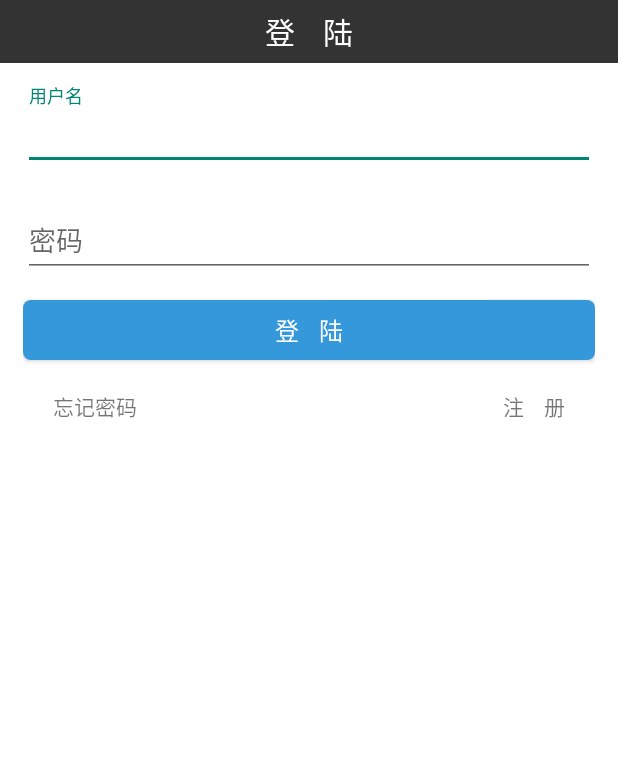
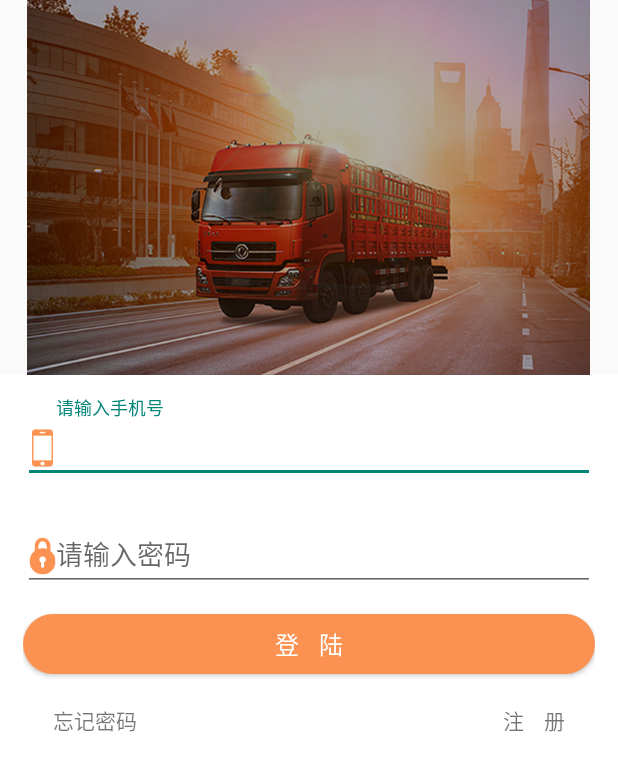
Before and after one commit to shiwobuhaoma/xinze, an Android app: the LoginActivity screen opened directly, with no data from a screen before it, on a phone screen of 412 x 824 dp. Shown: the top 771 px of the screen. Run offline under Robolectric (Android 15) with nearby library versions, the phone set to English and light mode, and no system bars; our stand-ins replace ButterKnife, RxJava; libraries missing offline, so code that uses them is left out: com.githang.statusbar, com.trello.rxlifecycle2; network calls fail; 2 statements that could not run were skipped.

Commit message:
修改登录布局

```diff
--- a/app/src/main/java/com/xinze/xinze/base/BaseActivity.java
+++ b/app/src/main/java/com/xinze/xinze/base/BaseActivity.java
@@ -54,8 +54,16 @@ public abstract class BaseActivity extends AppCompatActivity implements BaseView
 
         //当系统版本为4.4
         if (Build.VERSION.SDK_INT >= Build.VERSION_CODES.KITKAT ) {
+        ViewGroup contentFrameLayout = (ViewGroup) findViewById(Window.ID_ANDROID_CONTENT);
+        View parentView = contentFrameLayout.getChildAt(0);
+
+        //当系统版本为4.4或者4.4以上时可以使用沉浸式状态栏
+
             //透明状态栏
             getWindow().addFlags(WindowManager.LayoutParams.FLAG_TRANSLUCENT_STATUS);
+            // 设置沉浸式
+            parentView.setFitsSystemWindows(true);
+
             //透明导航栏
             getWindow().addFlags(WindowManager.LayoutParams.FLAG_TRANSLUCENT_NAVIGATION);
         }
@@ -66,12 +74,7 @@ public abstract class BaseActivity extends AppCompatActivity implements BaseView
 //        }
         setContentView(initLayout());
         //设置状态栏颜色
-        StatusBarCompat.setStatusBarColor(this, getResources().getColor(R.color.themeBlack));
-        ViewGroup contentFrameLayout = (ViewGroup) findViewById(Window.ID_ANDROID_CONTENT);
-        View parentView = contentFrameLayout.getChildAt(0);
-        if (parentView != null && Build.VERSION.SDK_INT >= 19) {
-            parentView.setFitsSystemWindows(true);
-        }
+ //       StatusBarCompat.setStatusBarColor(this, getResources().getColor(R.color.themeBlack));
         mUnbinder = ButterKnife.bind(this);
         initView();
         initData();
--- a/app/src/main/java/com/xinze/xinze/module/login/LoginActivity.java
+++ b/app/src/main/java/com/xinze/xinze/module/login/LoginActivity.java
@@ -47,8 +47,8 @@ public class LoginActivity extends BaseActivity implements ILoginView, View.OnCl
     TextView forgetPwd;
     @BindView(R.id.register)
     TextView register;
-    @BindView(R.id.login_tool_bar)
-    SimpleToolbar loginToolBar;
+    //@BindView(R.id.login_tool_bar)
+    //SimpleToolbar loginToolBar;
     private LoginPresenterImp loginPresenterImp;
     private String mUserPwd;
     private String mUserName;
@@ -74,7 +74,7 @@ public class LoginActivity extends BaseActivity implements ILoginView, View.OnCl
 
     @Override
     protected void initView() {
-        loginToolBar.setMainTitle(getResources().getString(R.string.login));
+        //loginToolBar.setMainTitle(getResources().getString(R.string.login));
         forgetPwd.setOnClickListener(this);
         register.setOnClickListener(this);
         mUserEditText = usernameWrapper.getEditText();
--- a/app/src/main/res/drawable/circle_blue_button.xml
+++ b/app/src/main/res/drawable/circle_blue_button.xml
@@ -1,7 +1,13 @@
 <?xml version="1.0" encoding="utf-8"?>
-<shape xmlns:android="http://schemas.android.com/apk/res/android">
-    <corners android:radius="5dp"/>
-    <solid android:color="@color/themeBlue"/>
+<shape xmlns:android="http://schemas.android.com/apk/res/android" android:shape="rectangle">
+
+    <corners
+        android:bottomLeftRadius="25dp"
+        android:bottomRightRadius="25dp"
+        android:radius="20dp"
+        android:topLeftRadius="25dp"
+        android:topRightRadius="25dp" />
+    <solid android:color="@color/themeOrange"/>
 
 
 </shape>
--- /dev/null
+++ b/app/src/main/res/drawable/login_background.xml
@@ -0,0 +1,5 @@
+<?xml version="1.0" encoding="utf-8"?>
+<bitmap xmlns:android="http://schemas.android.com/apk/res/android"
+    android:src="@mipmap/login_top_pic"
+    android:tileMode="disabled" android:gravity="top" >
+</bitmap>
--- a/app/src/main/res/layout/login_activity.xml
+++ b/app/src/main/res/layout/login_activity.xml
@@ -1,23 +1,24 @@
 <?xml version="1.0" encoding="utf-8"?>
 <LinearLayout xmlns:android="http://schemas.android.com/apk/res/android"
+    xmlns:tools="http://schemas.android.com/tools"
     android:layout_width="match_parent"
     android:layout_height="match_parent"
-    android:fitsSystemWindows="true"
-    android:background="@color/white"
+    android:background="@drawable/login_background"
+
     android:orientation="vertical">
 
-    <com.xinze.xinze.widget.SimpleToolbar
-        android:id="@+id/login_tool_bar"
-        android:layout_width="match_parent"
-        android:layout_height="@dimen/toolbar_height" />
+
+
 
 
     <LinearLayout
         android:layout_width="match_parent"
-        android:layout_height="match_parent"
+        android:layout_height="wrap_content"
         android:layout_gravity="center"
-        android:padding="15dp"
-        android:orientation="vertical">
+        android:layout_marginTop="250dp"
+        android:background="@color/white"
+        android:orientation="vertical"
+        android:padding="15dp">
 
         <android.support.design.widget.TextInputLayout
             android:id="@+id/usernameWrapper"
@@ -28,52 +29,57 @@
                 android:id="@+id/user_name"
                 android:layout_width="match_parent"
                 android:layout_height="wrap_content"
-                android:hint="@string/uname" />
+                android:drawableLeft="@mipmap/login_phone_pic"
+                android:hint="请输入手机号" />
         </android.support.design.widget.TextInputLayout>
 
         <android.support.design.widget.TextInputLayout
             android:id="@+id/passwordWrapper"
             android:layout_width="match_parent"
-            android:layout_marginTop="15dp"
-            android:layout_height="wrap_content">
+            android:layout_height="wrap_content"
+            android:layout_marginTop="15dp">
 
             <EditText
                 android:id="@+id/user_pwd"
-                android:inputType="textPassword"
                 android:layout_width="match_parent"
                 android:layout_height="wrap_content"
-                android:hint="@string/pwd" />
+                android:drawableLeft="@mipmap/login_pwd_pic"
+                android:hint="请输入密码"
+                android:inputType="textPassword" />
         </android.support.design.widget.TextInputLayout>
 
         <Button
             android:id="@+id/login"
+            android:layout_width="match_parent"
+            android:layout_height="40dp"
             android:layout_marginTop="15dp"
             android:background="@drawable/circle_blue_button"
-            android:layout_width="match_parent"
-            android:layout_height="40dp"
+            android:text="@string/login"
             android:textColor="@color/white"
-            android:textSize="16sp"
-            android:text="@string/login" />
+            android:textSize="16sp" />
+
         <RelativeLayout
             android:layout_width="match_parent"
             android:layout_height="wrap_content">
+
             <TextView
                 android:id="@+id/forget_pwd"
+                android:layout_width="wrap_content"
+                android:layout_height="wrap_content"
+                android:layout_margin="10dp"
                 android:padding="10dp"
-                android:layout_margin="10dp"
                 android:text="@string/forget_pwd"
-                android:textSize="14sp"
-                android:layout_width="wrap_content"
-                android:layout_height="wrap_content" />
+                android:textSize="14sp" />
+
             <TextView
                 android:id="@+id/register"
+                android:layout_width="wrap_content"
+                android:layout_height="wrap_content"
                 android:layout_alignParentEnd="true"
+                android:layout_margin="10dp"
                 android:padding="10dp"
-                android:textSize="14sp"
-                android:layout_margin="10dp"
                 android:text="@string/register"
-                android:layout_width="wrap_content"
-                android:layout_height="wrap_content" />
+                android:textSize="14sp" />
         </RelativeLayout>
 
     </LinearLayout>
```
Also changed, not shown: app/src/main/res/mipmap-xhdpi/login_phone_pic.png (added), app/src/main/res/mipmap-xhdpi/login_pwd_pic.png (added), app/src/main/res/mipmap-xhdpi/login_top_pic.png (added), app/src/main/res/mipmap-xxhdpi/login_phone_pic.png (added), app/src/main/res/mipmap-xxhdpi/login_pwd_pic.png (added), app/src/main/res/mipmap-xxhdpi/login_top_pic.png (added).
